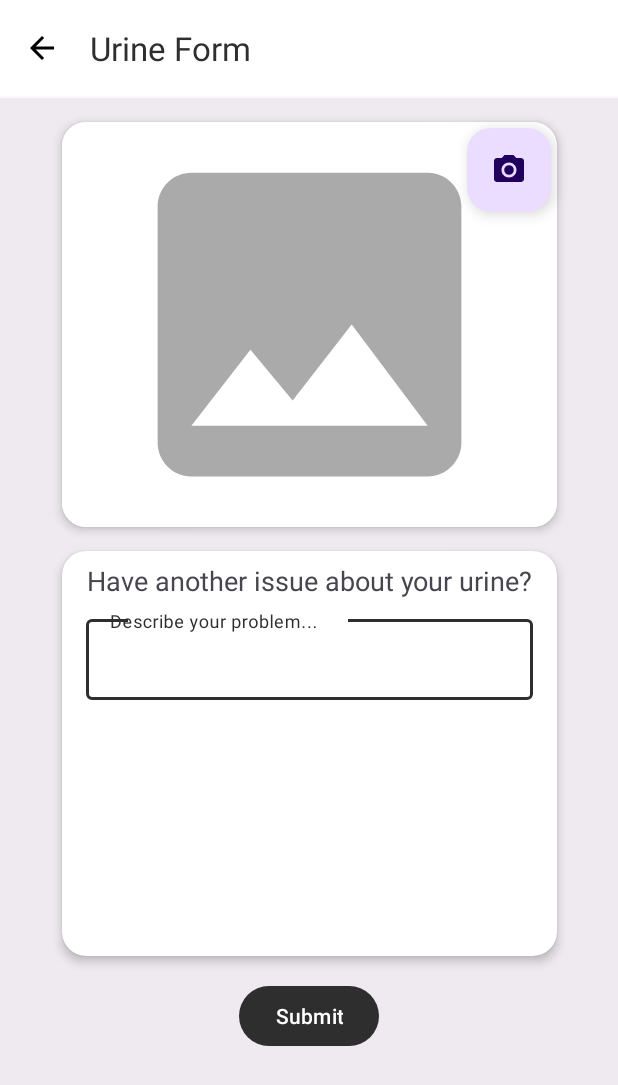
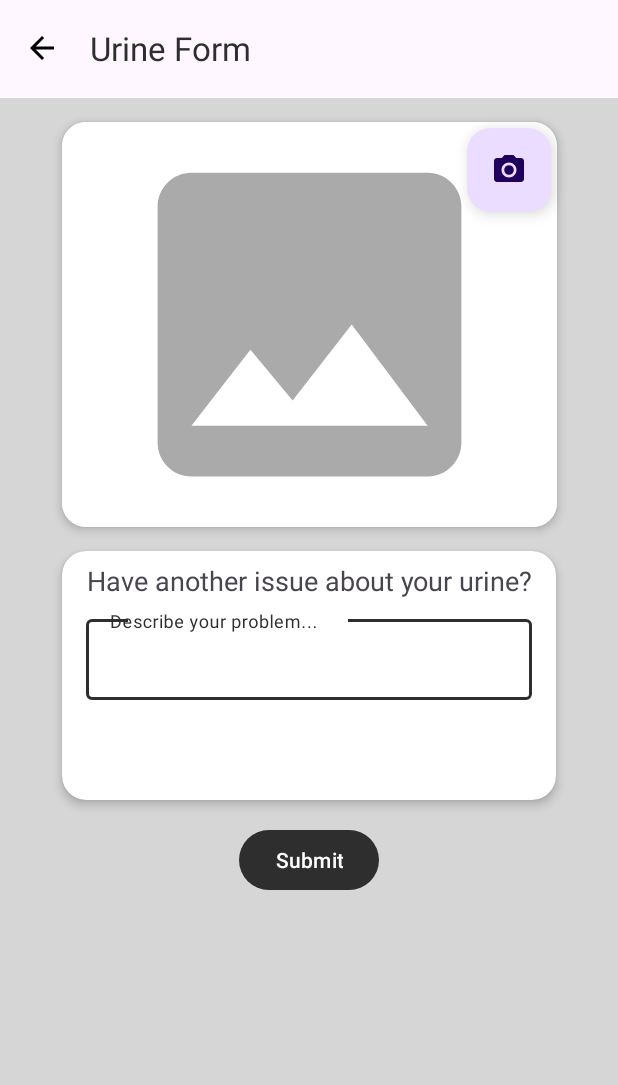
Before and after one commit to Capstone-Project-CH2-PS036/Mobile-Development, an Android app: the UrineFormActivity screen opened directly, with no data from a screen before it, on a phone screen of 412 x 824 dp. Shown: the top 1085 px of the screen. Run offline under Robolectric (Android 15) with nearby library versions, the phone set to English and light mode, and no system bars.

Commit message:
Ubah suai BG biar seemless dengan toolbar white

```diff
--- a/app/src/main/res/layout/activity_urine_form.xml
+++ b/app/src/main/res/layout/activity_urine_form.xml
@@ -7,14 +7,15 @@
     tools:context=".ui.urinform.UrineFormActivity">
 
     <ImageView
-        android:layout_width="669dp"
-        android:layout_height="846dp"
-        android:alpha="0.4"
+        android:layout_width="0dp"
+        android:layout_height="0dp"
         android:scaleType="centerCrop"
         android:src="@drawable/bgform"
+        app:layout_constraintBottom_toBottomOf="parent"
+        app:layout_constraintEnd_toEndOf="parent"
+        app:layout_constraintStart_toStartOf="parent"
         app:layout_constraintTop_toTopOf="parent"
-        tools:ignore="MissingConstraints"
-        tools:layout_editor_absoluteX="-120dp" />
+        tools:ignore="MissingConstraints" />
 
     <com.google.android.material.appbar.AppBarLayout
         android:id="@+id/appBarLayout"
@@ -28,7 +29,7 @@
             android:id="@+id/toolbar"
             android:layout_width="match_parent"
             android:layout_height="?attr/actionBarSize"
-            android:background="@color/white"
+            android:background="@android:color/transparent"
             android:textStyle="bold"
             app:navigationIcon="@drawable/ic_back"
             app:title="Urine Form"
@@ -73,8 +74,8 @@
 
     <androidx.cardview.widget.CardView
         android:id="@+id/cardView2"
-        android:layout_width="330dp"
-        android:layout_height="270dp"
+        android:layout_width="329dp"
+        android:layout_height="166dp"
         android:layout_marginTop="16dp"
         app:cardCornerRadius="16dp"
         app:cardElevation="4dp"
@@ -100,9 +101,9 @@
                 android:layout_height="wrap_content"
                 android:layout_marginHorizontal="16dp"
                 android:layout_marginTop="40dp"
-                android:textSize="14sp"
                 android:hint="Describe your problem..."
-                android:inputType="textMultiLine" />
+                android:inputType="textMultiLine"
+                android:textSize="14sp" />
         </com.google.android.material.textfield.TextInputLayout>
 
 
```
Also changed, not shown: app/src/main/res/layout/activity_about_page.xml (+13 -1 lines), app/src/main/res/layout/activity_main.xml (+11 -11 lines), app/src/main/res/layout/activity_result.xml (+7 -7 lines), app/src/main/res/layout/activity_scan_history.xml (+13 -1 lines), app/src/main/res/drawable/bgabout.png (added), app/src/main/res/drawable/bghistori.png (added), 3 other files.
